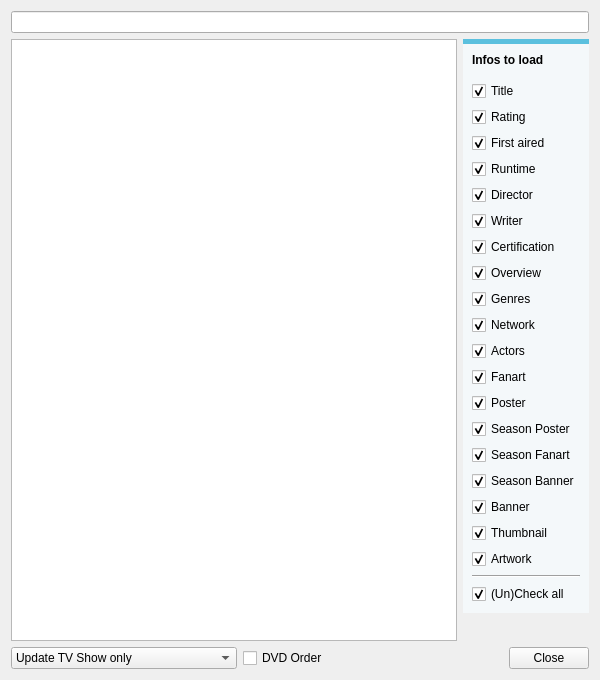
Komet/MediaElch, file tvShows/TvShowSearch.ui: the form before one commit.
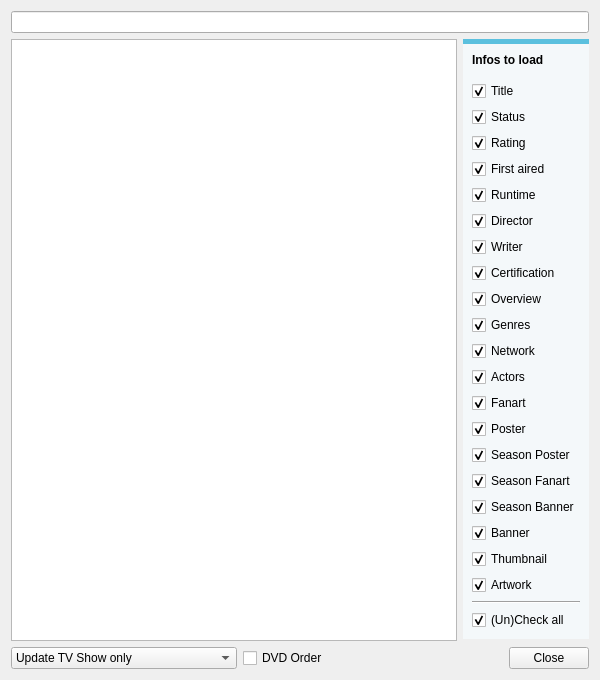
The form after the commit. Icons and pictures are not drawn. Custom widgets are drawn as their Qt base class.

Commit message: Fixes #217 Support for tv show status

Diff of the .ui file:
```diff
--- a/tvShows/TvShowSearch.ui
+++ b/tvShows/TvShowSearch.ui
@@ -126,6 +126,16 @@
             </property>
            </widget>
           </item>
+          <item>
+           <widget class="MyCheckBox" name="chkStatus">
+            <property name="text">
+             <string>Status</string>
+            </property>
+            <property name="checked">
+             <bool>true</bool>
+            </property>
+           </widget>
+          </item>
           <item>
            <widget class="MyCheckBox" name="chkRating">
             <property name="text">
```
The commit also changes 17 other files.
